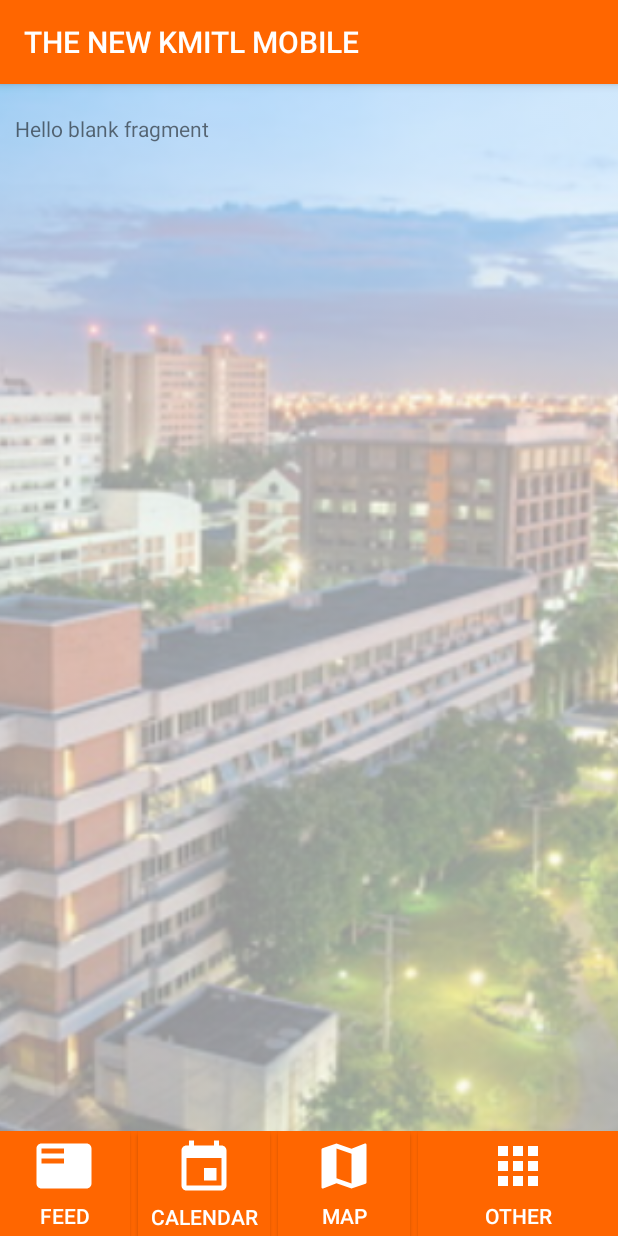
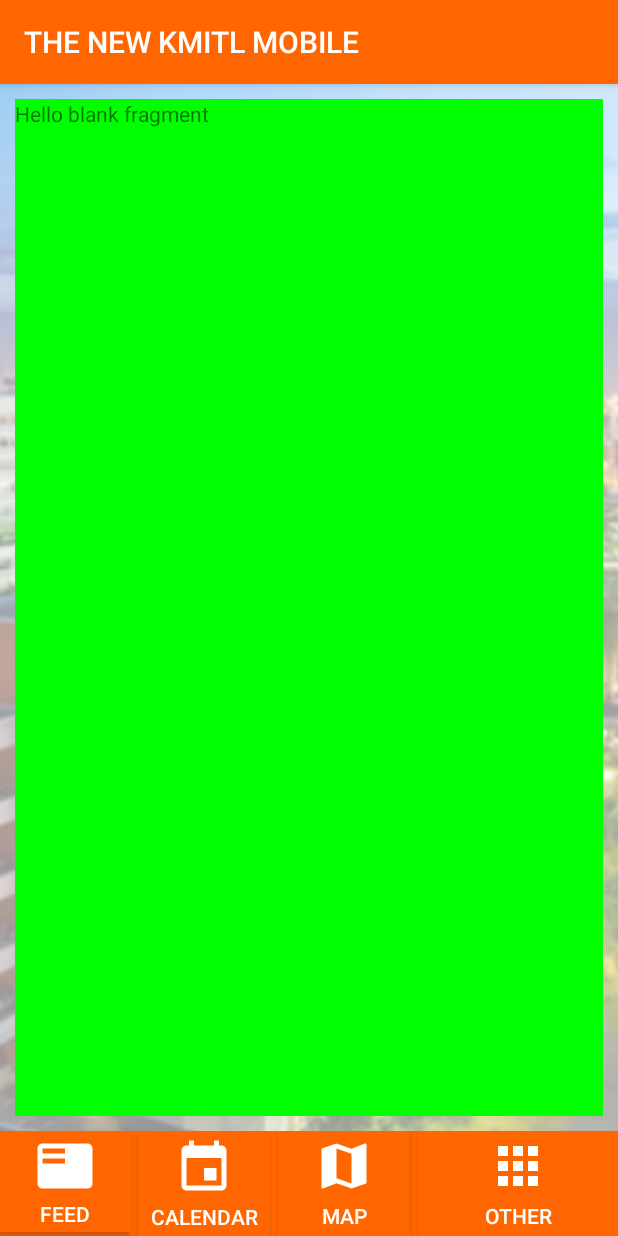
Before and after one commit to wirunpong-j/The-New-KMITL, an Android app: the HomeActivity screen opened directly, with no data from a screen before it, on a phone screen of 412 x 824 dp. Run offline under Robolectric (Android 15) with nearby library versions, the phone set to English and light mode, and no system bars.

Commit message:
edit fragment and set fragment

```diff
--- a/TheNewKMITL/app/src/main/java/lab/bellkung/thenewkmitl/ContainerFragment.java
+++ b/TheNewKMITL/app/src/main/java/lab/bellkung/thenewkmitl/FeedFragment.java
@@ -2,7 +2,7 @@
 
 
 import android.os.Bundle;
-import android.support.v4.app.Fragment;
+import android.app.Fragment;
 import android.view.LayoutInflater;
 import android.view.View;
 import android.view.ViewGroup;
@@ -11,10 +11,10 @@
 /**
  * A simple {@link Fragment} subclass.
  */
-public class ContainerFragment extends Fragment {
+public class FeedFragment extends Fragment {
 
 
-    public ContainerFragment() {
+    public FeedFragment() {
         // Required empty public constructor
     }
 
@@ -23,7 +23,7 @@
     public View onCreateView(LayoutInflater inflater, ViewGroup container,
                              Bundle savedInstanceState) {
         // Inflate the layout for this fragment
-        return inflater.inflate(R.layout.fragment_container, container, false);
+        return inflater.inflate(R.layout.fragment_feed, container, false);
     }
 
 }
--- a/TheNewKMITL/app/src/main/res/layout/activity_home.xml
+++ b/TheNewKMITL/app/src/main/res/layout/activity_home.xml
@@ -23,8 +23,8 @@
         app:srcCompat="@drawable/kmitl" />
 
     <fragment
-        android:id="@+id/fragment"
-        android:name="lab.bellkung.thenewkmitl.ContainerFragment"
+        android:id="@+id/mainFragment"
+        android:name="lab.bellkung.thenewkmitl.FeedFragment"
         android:layout_width="0dp"
         android:layout_height="0dp"
         android:layout_marginBottom="10dp"
@@ -32,13 +32,15 @@
         android:layout_marginLeft="10dp"
         android:layout_marginRight="10dp"
         android:layout_marginStart="10dp"
-        android:layout_marginTop="20dp"
+        android:layout_marginTop="10dp"
+        android:onClick="btnPressed"
         app:layout_constraintBottom_toTopOf="@+id/constraintLayout"
         app:layout_constraintHorizontal_bias="0.0"
         app:layout_constraintLeft_toLeftOf="parent"
         app:layout_constraintRight_toRightOf="parent"
         app:layout_constraintTop_toTopOf="@+id/imageView2"
-        tools:layout="@layout/fragment_container" />
+        app:layout_constraintVertical_bias="0.0"
+        tools:layout="@layout/fragment_feed" />
 
     <android.support.constraint.ConstraintLayout
         android:layout_width="0dp"
@@ -51,26 +53,27 @@
         android:id="@+id/constraintLayout">
 
         <Button
-            android:id="@+id/button9"
+            android:id="@+id/otherBtn"
             android:layout_width="0dp"
             android:layout_height="70dp"
             android:layout_marginLeft="5dp"
             android:layout_marginRight="0dp"
             android:background="#ff6600"
+            android:drawableTop="@drawable/other"
+            android:onClick="btnPressed"
+            android:paddingTop="5px"
             android:text="other"
             android:textColor="#FFFFFF"
             android:textSize="14sp"
-            android:paddingTop="5px"
-            android:drawableTop="@drawable/other"
             app:layout_constraintBottom_toBottomOf="parent"
             app:layout_constraintHorizontal_bias="0.0"
-            app:layout_constraintLeft_toRightOf="@+id/button8"
+            app:layout_constraintLeft_toRightOf="@+id/mapBtn"
             app:layout_constraintRight_toRightOf="parent"
             app:layout_constraintTop_toTopOf="parent"
             app:layout_constraintVertical_bias="0.0" />
 
         <Button
-            android:id="@+id/button8"
+            android:id="@+id/mapBtn"
             android:layout_width="wrap_content"
             android:layout_height="70dp"
             android:layout_marginLeft="5dp"
@@ -79,14 +82,15 @@
             android:textColor="#FFFFFF"
             android:textSize="14sp"
             android:paddingTop="5px"
+            android:onClick="btnPressed"
             android:drawableTop="@drawable/map"
             app:layout_constraintBottom_toBottomOf="parent"
-            app:layout_constraintLeft_toRightOf="@+id/button7"
+            app:layout_constraintLeft_toRightOf="@+id/calendarBtn"
             app:layout_constraintTop_toTopOf="parent"
             app:layout_constraintVertical_bias="0.0" />
 
         <Button
-            android:id="@+id/button7"
+            android:id="@+id/calendarBtn"
             android:layout_width="wrap_content"
             android:layout_height="70dp"
             android:layout_marginLeft="5dp"
@@ -95,27 +99,31 @@
             android:textColor="#FFFFFF"
             android:textSize="14sp"
             android:paddingTop="7px"
+            android:onClick="btnPressed"
             android:drawableTop="@drawable/ic_event_black_24dp"
             app:layout_constraintBottom_toBottomOf="parent"
-            app:layout_constraintLeft_toRightOf="@+id/button6"
+            app:layout_constraintLeft_toRightOf="@+id/feedBtn"
             app:layout_constraintTop_toTopOf="parent"
             app:layout_constraintVertical_bias="0.0" />
 
         <Button
-            android:id="@+id/button6"
-            android:layout_width="wrap_content"
-            android:layout_height="0dp"
+            android:id="@+id/feedBtn"
+            android:layout_width="88dp"
+            android:layout_height="67dp"
             android:layout_marginLeft="-1dp"
             android:background="#ff6600"
             android:text="Feed"
             android:textColor="#FFFFFF"
             android:textSize="14sp"
             android:paddingTop="5px"
+            android:onClick="btnPressed"
             android:drawableTop="@drawable/ic_featured_play_list_black_24dp"
             app:layout_constraintBottom_toBottomOf="parent"
             app:layout_constraintLeft_toLeftOf="parent"
             app:layout_constraintTop_toTopOf="parent"
-            app:layout_constraintVertical_bias="0.0" />
+            app:layout_constraintVertical_bias="0.0"
+            tools:layout_editor_absoluteY="3dp"
+            tools:layout_editor_absoluteX="0dp" />
     </android.support.constraint.ConstraintLayout>
 
 </android.support.constraint.ConstraintLayout>
--- a/TheNewKMITL/app/src/main/res/layout/fragment_container.xml
+++ b/TheNewKMITL/app/src/main/res/layout/fragment_feed.xml
@@ -2,13 +2,14 @@
     xmlns:tools="http://schemas.android.com/tools"
     android:layout_width="match_parent"
     android:layout_height="match_parent"
-    tools:context="lab.bellkung.thenewkmitl.ContainerFragment">
+    tools:context="lab.bellkung.thenewkmitl.FeedFragment">
 
     <!-- TODO: Update blank fragment layout -->
     <TextView
         android:id="@+id/textView"
         android:layout_width="match_parent"
         android:layout_height="match_parent"
+        android:background="#00FF00"
         android:text="@string/hello_blank_fragment" />
 
 </FrameLayout>
```
Also changed, not shown: TheNewKMITL/app/src/main/java/lab/bellkung/thenewkmitl/CalendarFragment.java (added, +29 -0 lines), TheNewKMITL/app/src/main/java/lab/bellkung/thenewkmitl/HomeActivity.java (+31 -0 lines), TheNewKMITL/app/src/main/java/lab/bellkung/thenewkmitl/MapFragment.java (added, +29 -0 lines), TheNewKMITL/app/src/main/java/lab/bellkung/thenewkmitl/OtherFragment.java (added, +29 -0 lines), TheNewKMITL/app/src/main/res/layout/fragment_calendar.xml (added, +14 -0 lines), TheNewKMITL/app/src/main/res/layout/fragment_map.xml (added, +14 -0 lines), TheNewKMITL/app/src/main/res/layout/fragment_other.xml (added, +14 -0 lines).
